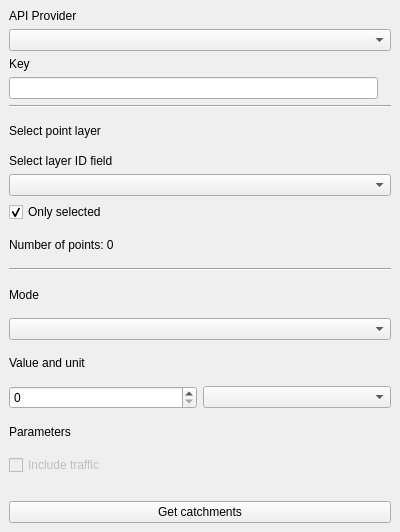
gis-support/qgis-location-lab-plugin, file catchments_module.ui: the form before one commit.
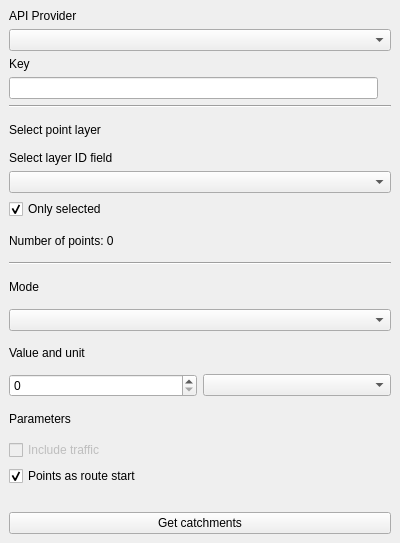
The form after the commit. Custom widgets are drawn as their Qt base class.

Commit message: Added "Include Traffic" option, removed cacthment points limit

The edit to the form file:
```diff
--- a/catchments_module.ui
+++ b/catchments_module.ui
@@ -7,13 +7,13 @@
     <x>0</x>
     <y>0</y>
     <width>400</width>
-    <height>532</height>
+    <height>543</height>
    </rect>
   </property>
   <property name="minimumSize">
    <size>
     <width>400</width>
-    <height>532</height>
+    <height>543</height>
    </size>
   </property>
   <property name="windowTitle">
@@ -169,6 +169,16 @@
       </property>
      </widget>
     </item>
+    <item>
+     <widget class="QCheckBox" name="pointsRouteStartCheckBox">
+      <property name="text">
+       <string>Points as route start</string>
+      </property>
+      <property name="checked">
+       <bool>true</bool>
+      </property>
+     </widget>
+    </item>
     <item>
      <spacer name="verticalSpacer">
       <property name="orientation">
```
The commit also changes 1 other file.
